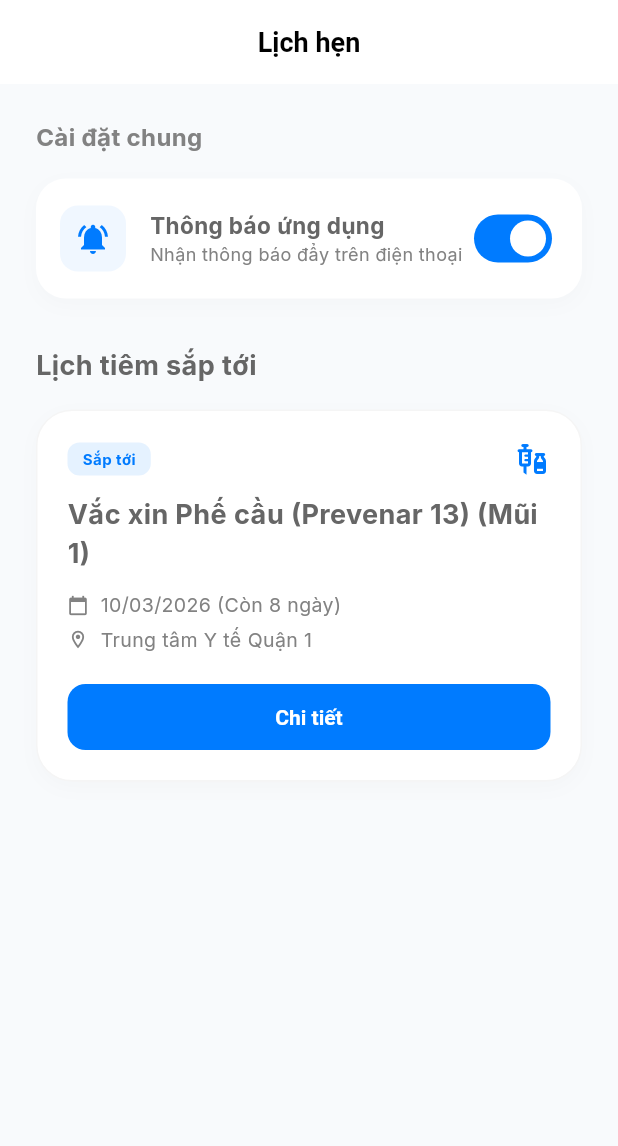
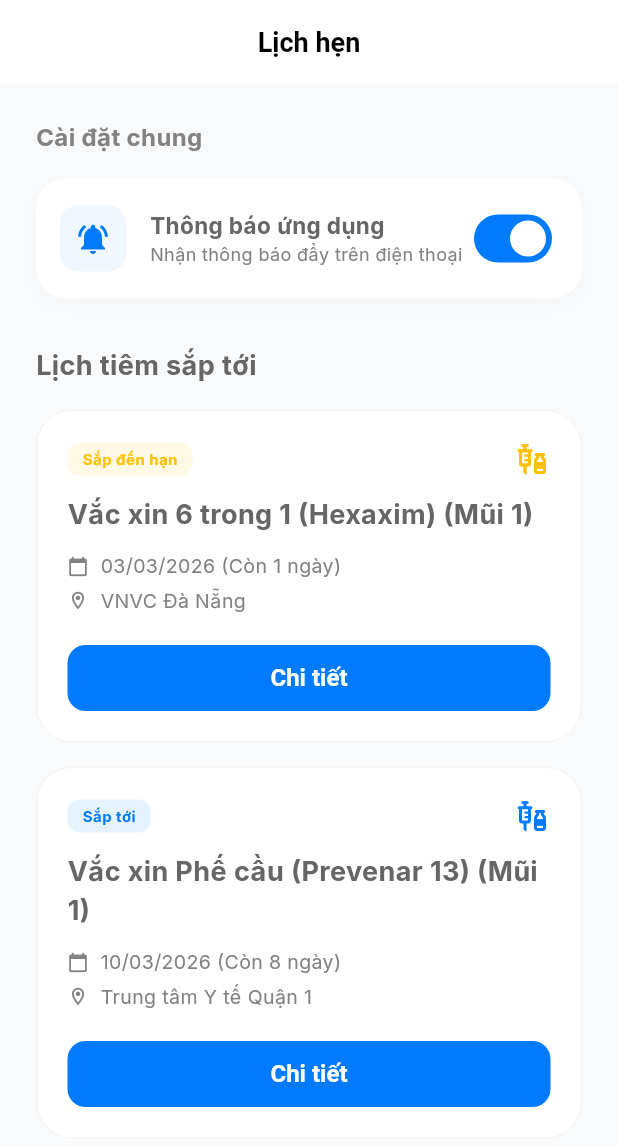
Before and after one commit to TranAnhBlue/vaccination_record, a Flutter app: the ReminderScreen screen opened by its route, on a phone screen of 412 x 824 dp. Shown: the top 1146 px of the screen. Run offline on Flutter 3.47's test engine with Material 3 defaults, Android fonts, the phone set to English and light mode, and no system bars; our stand-ins replace google_fonts, image_picker, shared_preferences, sqflite, sqflite_common_ffi, sqflite_common_ffi_web; accounts and stored records are empty.

Commit message:
fix status

```diff
--- a/lib/presentation/screens/reminder_screen.dart
+++ b/lib/presentation/screens/reminder_screen.dart
@@ -1,10 +1,10 @@
 import 'package:flutter/material.dart';
 import 'package:provider/provider.dart';
 import 'package:intl/intl.dart';
+
 import '../../domain/entities/vaccination_record.dart';
 import '../viewmodels/vaccination_viewmodel.dart';
 import '../../core/theme/app_theme.dart';
-import '../screens/vaccination_detail_screen.dart';
 
 class ReminderScreen extends StatefulWidget {
   final VoidCallback? onSeeAll;
@@ -19,18 +19,24 @@ class _ReminderScreenState extends State<ReminderScreen> {
   @override
   Widget build(BuildContext context) {
     final vm = context.watch<VaccinationViewModel>();
+
     final now = DateTime.now();
     final today = DateTime(now.year, now.month, now.day);
 
+    /// ===== FILTER UPCOMING =====
     final upcoming = vm.records.where((r) {
-      final status = _calculateStatusForFilter(r, today);
-      return status == "Sắp đến hạn" || status == "Sắp tới";
+      final status = _calculateStatus(r, today);
+      return status == "Hôm nay" ||
+          status == "Sắp đến hạn" ||
+          status == "Sắp tới";
     }).toList();
 
-    // Sort by reminder date
+    /// ===== SORT BY REMINDER DATE =====
     upcoming.sort((a, b) {
-      final dateA = DateTime.tryParse(a.reminderDate) ?? DateTime(9999);
-      final dateB = DateTime.tryParse(b.reminderDate) ?? DateTime(9999);
+      final dateA =
+          DateTime.tryParse(a.reminderDate) ?? DateTime(9999);
+      final dateB =
+          DateTime.tryParse(b.reminderDate) ?? DateTime(9999);
       return dateA.compareTo(dateB);
     });
 
@@ -47,39 +53,65 @@ class _ReminderScreenState extends State<ReminderScreen> {
           children: [
             _buildGeneralSettings(),
             const SizedBox(height: 32),
+
+            /// HEADER
             Row(
               mainAxisAlignment: MainAxisAlignment.spaceBetween,
               children: [
-                const Text("Lịch tiêm sắp tới", style: TextStyle(fontSize: 18, fontWeight: FontWeight.bold)),
+                const Text(
+                  "Lịch tiêm sắp tới",
+                  style: TextStyle(
+                      fontSize: 18, fontWeight: FontWeight.bold),
+                ),
                 if (upcoming.length > 3)
                   TextButton(
                     onPressed: widget.onSeeAll,
                     child: const Text(
                       "Xem tất cả",
-                      style: TextStyle(color: AppTheme.primary, fontSize: 13, fontWeight: FontWeight.bold),
+                      style: TextStyle(
+                        color: AppTheme.primary,
+                        fontSize: 13,
+                        fontWeight: FontWeight.bold,
+                      ),
                     ),
                   ),
               ],
             ),
-            const SizedBox(height: 16), // This SizedBox was missing in the snippet, adding it back for syntactic correctness.
+
+            const SizedBox(height: 16),
+
             if (upcoming.isEmpty)
-              const Center(child: Padding(
-                padding: EdgeInsets.all(40.0),
-                child: Text("Hôm nay chưa có lịch tiêm mới", style: TextStyle(color: Colors.grey)),
-              ))
+              const Center(
+                child: Padding(
+                  padding: EdgeInsets.all(40),
+                  child: Text(
+                    "Hôm nay chưa có lịch tiêm mới",
+                    style: TextStyle(color: Colors.grey),
+                  ),
+                ),
+              )
             else
-              ...upcoming.map((r) => _buildReminderCard(context, r, today)).toList(),
+              ...upcoming.map(
+                    (r) => _buildReminderCard(context, r, today),
+              ),
           ],
         ),
       ),
     );
   }
 
+  /// ================= SETTINGS =================
   Widget _buildGeneralSettings() {
     return Column(
       crossAxisAlignment: CrossAxisAlignment.start,
       children: [
-        const Text("Cài đặt chung", style: TextStyle(fontSize: 16, fontWeight: FontWeight.bold, color: Color(0xFF828282))),
+        const Text(
+          "Cài đặt chung",
+          style: TextStyle(
+              fontSize: 16,
+              fontWeight: FontWeight.bold,
+              color: Color(0xFF828282)),
+        ),
         const SizedBox(height: 16),
         Container(
           padding: const EdgeInsets.all(16),
@@ -87,29 +119,44 @@ class _ReminderScreenState extends State<ReminderScreen> {
             color: Colors.white,
             borderRadius: BorderRadius.circular(20),
             boxShadow: [
-              BoxShadow(color: Colors.black.withOpacity(0.02), blurRadius: 10, offset: const Offset(0, 4)),
+              BoxShadow(
+                color: Colors.black.withOpacity(0.02),
+                blurRadius: 10,
+                offset: const Offset(0, 4),
+              ),
             ],
           ),
           child: Row(
             children: [
               Container(
                 padding: const EdgeInsets.all(10),
-                decoration: BoxDecoration(color: const Color(0xFFF0F7FF), borderRadius: BorderRadius.circular(12)),
-                child: const Icon(Icons.notifications_active, color: AppTheme.primary, size: 24),
+                decoration: BoxDecoration(
+                  color: const Color(0xFFF0F7FF),
+                  borderRadius: BorderRadius.circular(12),
+                ),
+                child: const Icon(Icons.notifications_active,
+                    color: AppTheme.primary),
               ),
               const SizedBox(width: 16),
               const Expanded(
                 child: Column(
                   crossAxisAlignment: CrossAxisAlignment.start,
                   children: [
-                    Text("Thông báo ứng dụng", style: TextStyle(fontWeight: FontWeight.bold, fontSize: 15)),
-                    Text("Nhận thông báo đẩy trên điện thoại", style: TextStyle(color: Color(0xFF828282), fontSize: 12)),
+                    Text("Thông báo ứng dụng",
+                        style: TextStyle(
+                            fontWeight: FontWeight.bold,
+                            fontSize: 15)),
+                    Text(
+                      "Nhận thông báo đẩy trên điện thoại",
+                      style: TextStyle(
+                          color: Color(0xFF828282), fontSize: 12),
+                    ),
                   ],
                 ),
               ),
               Switch(
                 value: true,
-                onChanged: (v) {},
+                onChanged: (_) {},
                 activeColor: Colors.white,
                 activeTrackColor: AppTheme.primary,
               ),
@@ -120,13 +167,15 @@ class _ReminderScreenState extends State<ReminderScreen> {
     );
   }
 
-  Widget _buildReminderCard(BuildContext context, dynamic r, DateTime today) {
-    final reminderDateStr = r.reminderDate;
-    final reminderDate = DateTime.tryParse(reminderDateStr);
-    final diff = reminderDate?.difference(today).inDays ?? 0;
+  /// ================= CARD =================
+  Widget _buildReminderCard(
+      BuildContext context,
+      VaccinationRecord r,
+      DateTime today) {
 
-    // Unified Status Logic
-    final status = _calculateStatusForFilter(r, today);
+    final reminderDate = DateTime.tryParse(r.reminderDate);
+    final status = _calculateStatus(r, today);
+
     Color statusColor;
     switch (status) {
       case "Quá hạn":
@@ -135,12 +184,18 @@ class _ReminderScreenState extends State<ReminderScreen> {
       case "Sắp đến hạn":
         statusColor = AppTheme.warning;
         break;
+      case "Hôm nay":
+        statusColor = Colors.orange;
+        break;
       default:
         statusColor = AppTheme.primary;
     }
 
-    final displayDate = reminderDate ?? DateTime.tryParse(r.date);
-    final displayDiff = displayDate?.difference(today).inDays ?? 0;
+    final displayDate =
+        reminderDate ?? DateTime.tryParse(r.date);
+
+    final diff =
+        displayDate?.difference(today).inDays ?? 0;
 
     return Container(
       margin: const EdgeInsets.only(bottom: 16),
@@ -149,85 +204,133 @@ class _ReminderScreenState extends State<ReminderScreen> {
         color: Colors.white,
         borderRadius: BorderRadius.circular(24),
         border: Border.all(color: Colors.grey.shade100),
-        boxShadow: [
-          BoxShadow(color: Colors.black.withOpacity(0.02), blurRadius: 10, offset: const Offset(0, 4)),
-        ],
       ),
       child: Column(
         crossAxisAlignment: CrossAxisAlignment.start,
         children: [
+
+          /// STATUS
           Row(
             mainAxisAlignment: MainAxisAlignment.spaceBetween,
             children: [
               Container(
-                padding: const EdgeInsets.symmetric(horizontal: 10, vertical: 4),
-                decoration: BoxDecoration(color: statusColor.withOpacity(0.1), borderRadius: BorderRadius.circular(8)),
-                child: Text(status, style: TextStyle(color: statusColor, fontSize: 10, fontWeight: FontWeight.bold)),
+                padding: const EdgeInsets.symmetric(
+                    horizontal: 10, vertical: 4),
+                decoration: BoxDecoration(
+                  color: statusColor.withOpacity(0.1),
+                  borderRadius: BorderRadius.circular(8),
+                ),
+                child: Text(
+                  status,
+                  style: TextStyle(
+                      color: statusColor,
+                      fontSize: 10,
+                      fontWeight: FontWeight.bold),
+                ),
               ),
-              Icon(Icons.vaccines, color: statusColor, size: 24),
+              Icon(Icons.vaccines,
+                  color: statusColor, size: 24),
             ],
           ),
+
           const SizedBox(height: 12),
-          Text("${r.vaccineName} (Mũi ${r.dose})", style: const TextStyle(fontWeight: FontWeight.bold, fontSize: 18)),
+
+          Text(
+            "${r.vaccineName} (Mũi ${r.dose})",
+            style: const TextStyle(
+                fontWeight: FontWeight.bold, fontSize: 18),
+          ),
+
           const SizedBox(height: 12),
+
           Row(
             children: [
-              const Icon(Icons.calendar_today, size: 14, color: Color(0xFF828282)),
+              const Icon(Icons.calendar_today,
+                  size: 14, color: Color(0xFF828282)),
               const SizedBox(width: 8),
               if (displayDate != null)
                 Text(
-                  displayDiff == 0 ? "Hôm nay, ${DateFormat('dd/MM/yyyy').format(displayDate)}" :
-                  displayDiff < 0 ? "${DateFormat('dd/MM/yyyy').format(displayDate)} (Quá ${displayDiff.abs()} ngày)" :
-                  "${DateFormat('dd/MM/yyyy').format(displayDate)} (Còn $displayDiff ngày)",
-                  style: const TextStyle(color: Color(0xFF828282), fontSize: 13),
+                  diff == 0
+                      ? "Hôm nay, ${DateFormat('dd/MM/yyyy').format(displayDate)}"
+                      : diff < 0
+                      ? "${DateFormat('dd/MM/yyyy').format(displayDate)} (Quá ${diff.abs()} ngày)"
+                      : "${DateFormat('dd/MM/yyyy').format(displayDate)} (Còn $diff ngày)",
+                  style: const TextStyle(
+                      color: Color(0xFF828282),
+                      fontSize: 13),
                 )
               else
-                const Text("Chưa xác định ngày", style: TextStyle(color: Color(0xFF828282), fontSize: 13)),
+                const Text("Chưa xác định ngày"),
             ],
           ),
+
           const SizedBox(height: 4),
+
           Row(
             children: [
-              const Icon(Icons.location_on_outlined, size: 14, color: Color(0xFF828282)),
+              const Icon(Icons.location_on_outlined,
+                  size: 14, color: Color(0xFF828282)),
               const SizedBox(width: 8),
-              Text(r.location, style: const TextStyle(color: Color(0xFF828282), fontSize: 13)),
+              Text(r.location,
+                  style: const TextStyle(
+                      color: Color(0xFF828282),
+                      fontSize: 13)),
             ],
           ),
+
           const SizedBox(height: 20),
+
           SizedBox(
             width: double.infinity,
             height: 44,
             child: ElevatedButton(
-              onPressed: () => Navigator.pushNamed(context, "/detail", arguments: r),
+              onPressed: () =>
+                  Navigator.pushNamed(
+                      context, "/detail",
+                      arguments: r),
               style: ElevatedButton.styleFrom(
                 backgroundColor: AppTheme.primary,
                 elevation: 0,
-                shape: RoundedRectangleBorder(borderRadius: BorderRadius.circular(12)),
+                shape: RoundedRectangleBorder(
+                  borderRadius:
+                  BorderRadius.circular(12),
+                ),
               ),
-              child: const Text("Chi tiết", style: TextStyle(fontWeight: FontWeight.bold, fontSize: 14)),
+              child: const Text(
+                "Chi tiết",
+                style: TextStyle(
+                    fontWeight: FontWeight.bold),
+              ),
             ),
           ),
         ],
       ),
     );
   }
-  String _calculateStatusForFilter(VaccinationRecord r, DateTime today) {
-    final injectionDate = DateTime.tryParse(r.date);
-    if (injectionDate != null && injectionDate.isAfter(today)) {
-      final d = injectionDate.difference(today).inDays;
-      if (d < 3) return "Quá hạn";
-      return "Sắp đến hạn";
+
+  /// ================= STATUS LOGIC =================
+  String _calculateStatus(
+      VaccinationRecord r,
+      DateTime today) {
+
+    if (r.reminderDate.isEmpty) {
+      return "Đã tiêm";
     }
-    if (r.reminderDate.isNotEmpty) {
-      final reminder = DateTime.tryParse(r.reminderDate);
-      if (reminder != null) {
-        if (reminder.isBefore(today)) return "Quá hạn";
-        final d = reminder.difference(today).inDays;
-        if (d < 3) return "Quá hạn";
-        if (d < 7) return "Sắp đến hạn";
-        return "Sắp tới";
-      }
+
+    final reminder =
+    DateTime.tryParse(r.reminderDate);
+
+    if (reminder == null) {
+      return "Đã tiêm";
     }
-    return "Đã tiêm";
+
+    final diff =
+        reminder.difference(today).inDays;
+
+    if (diff < 0) return "Quá hạn";
+    if (diff == 0) return "Hôm nay";
+    if (diff <= 3) return "Sắp đến hạn";
+
+    return "Sắp tới";
   }
 }
```
Also changed, not shown: lib/presentation/screens/vaccination_detail_screen.dart (+74 -39 lines).
